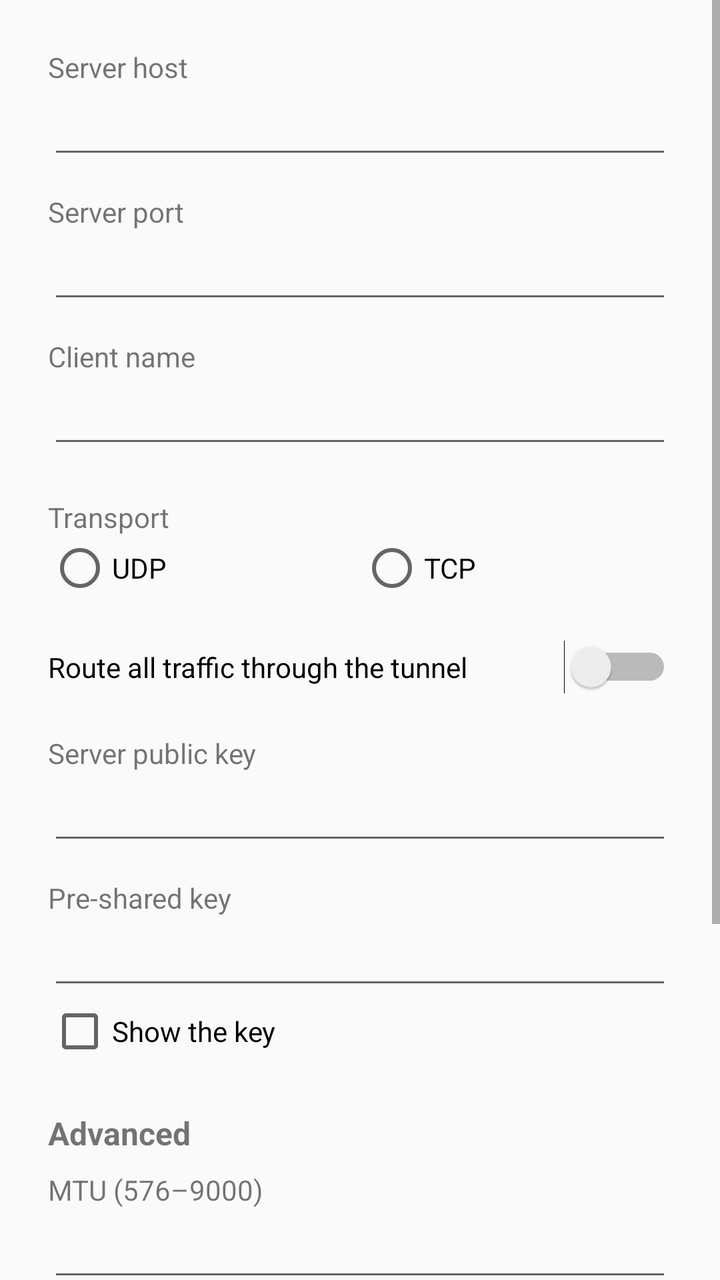
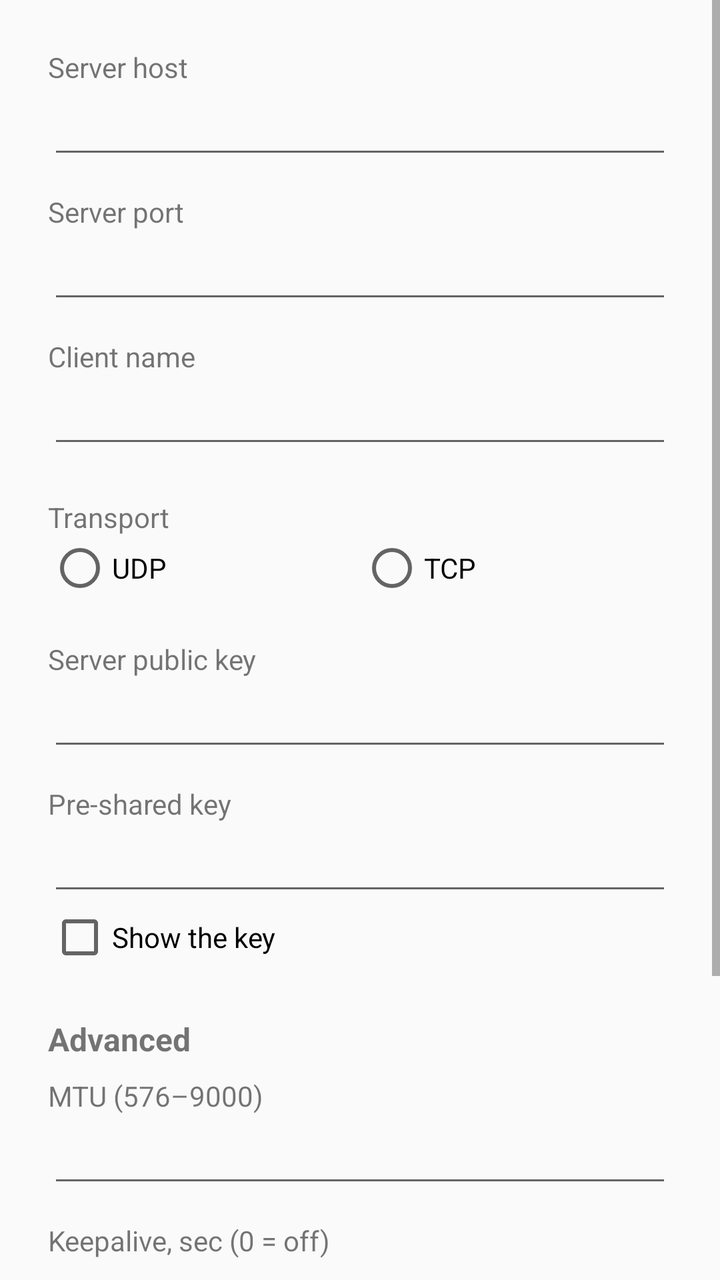

Screens rendered from an Android XML layout before and after an edit, with the pre-edit source and the edit as a unified diff.
<!-- AndroidManifest.xml: activity theme Theme.Camex -->
<!-- res/layout/activity_settings.xml -->
<?xml version="1.0" encoding="utf-8"?>
<ScrollView xmlns:android="http://schemas.android.com/apk/res/android"
    android:layout_width="match_parent"
    android:layout_height="match_parent">

    <LinearLayout
        android:layout_width="match_parent"
        android:layout_height="wrap_content"
        android:orientation="vertical"
        android:padding="24dp">

        
        <TextView
            android:id="@+id/text_link_note"
            android:layout_width="match_parent"
            android:layout_height="wrap_content"
            android:layout_marginBottom="12dp"
            android:textAppearance="?android:attr/textAppearanceSmall"
            android:visibility="gone" />

        <TextView
            android:layout_width="wrap_content"
            android:layout_height="wrap_content"
            android:layout_marginTop="0dp"
            android:labelFor="@id/input_server_host"
            android:text="@string/server_host"
            android:textAppearance="?android:attr/textAppearanceSmall" />

        <EditText
            android:id="@+id/input_server_host"
            android:layout_width="match_parent"
            android:layout_height="wrap_content"
            android:importantForAutofill="no"
            android:inputType="textUri"
            android:maxLines="1" />

        <TextView
            android:layout_width="wrap_content"
            android:layout_height="wrap_content"
            android:layout_marginTop="12dp"
            android:labelFor="@id/input_server_port"
            android:text="@string/server_port"
            android:textAppearance="?android:attr/textAppearanceSmall" />

        <EditText
            android:id="@+id/input_server_port"
            android:layout_width="match_parent"
            android:layout_height="wrap_content"
            android:importantForAutofill="no"
            android:inputType="number"
            android:maxLines="1" />

        <TextView
            android:layout_width="wrap_content"
            android:layout_height="wrap_content"
            android:layout_marginTop="12dp"
            android:labelFor="@id/input_name"
            android:text="@string/client_name"
            android:textAppearance="?android:attr/textAppearanceSmall" />

        <EditText
            android:id="@+id/input_name"
            android:layout_width="match_parent"
            android:layout_height="wrap_content"
            android:importantForAutofill="no"
            android:inputType="text"
            android:maxLines="1" />

        
        <TextView
            android:layout_width="wrap_content"
            android:layout_height="wrap_content"
            android:layout_marginTop="20dp"
            android:text="@string/transport"
            android:textAppearance="?android:attr/textAppearanceSmall" />

        <RadioGroup
            android:id="@+id/group_transport"
            android:layout_width="match_parent"
            android:layout_height="wrap_content"
            android:orientation="horizontal">

            <RadioButton
                android:id="@+id/btn_udp"
                android:layout_width="0dp"
                android:layout_height="wrap_content"
                android:layout_weight="1"
                android:text="@string/transport_udp" />

            <RadioButton
                android:id="@+id/btn_tcp"
                android:layout_width="0dp"
                android:layout_height="wrap_content"
                android:layout_weight="1"
                android:text="@string/transport_tcp" />
        </RadioGroup>

        <Switch
            android:id="@+id/switch_full_tunnel"
            android:layout_width="match_parent"
            android:layout_height="wrap_content"
            android:layout_marginTop="20dp"
            android:text="@string/full_tunnel" />

        
        <TextView
            android:layout_width="wrap_content"
            android:layout_height="wrap_content"
            android:layout_marginTop="20dp"
            android:labelFor="@id/input_server_pubkey"
            android:text="@string/server_pubkey"
            android:textAppearance="?android:attr/textAppearanceSmall" />

        <EditText
            android:id="@+id/input_server_pubkey"
            android:layout_width="match_parent"
            android:layout_height="wrap_content"
            android:importantForAutofill="no"
            android:inputType="text|textNoSuggestions"
            android:maxLines="1" />

        <TextView
            android:layout_width="wrap_content"
            android:layout_height="wrap_content"
            android:layout_marginTop="12dp"
            android:labelFor="@id/input_psk"
            android:text="@string/psk"
            android:textAppearance="?android:attr/textAppearanceSmall" />

        <EditText
            android:id="@+id/input_psk"
            android:layout_width="match_parent"
            android:layout_height="wrap_content"
            android:importantForAutofill="no"
            android:inputType="textPassword"
            android:maxLines="1" />

        <CheckBox
            android:id="@+id/check_show_psk"
            android:layout_width="wrap_content"
            android:layout_height="wrap_content"
            android:text="@string/show_psk" />

        
        <TextView
            android:layout_width="wrap_content"
            android:layout_height="wrap_content"
            android:layout_marginTop="24dp"
            android:text="@string/advanced"
            android:textSize="16sp"
            android:textStyle="bold" />

        <TextView
            android:layout_width="wrap_content"
            android:layout_height="wrap_content"
            android:layout_marginTop="8dp"
            android:labelFor="@id/input_mtu"
            android:text="@string/mtu"
            android:textAppearance="?android:attr/textAppearanceSmall" />

        <EditText
            android:id="@+id/input_mtu"
            android:layout_width="match_parent"
            android:layout_height="wrap_content"
            android:importantForAutofill="no"
            android:inputType="number"
            android:maxLines="1" />

        <TextView
            android:layout_width="wrap_content"
            android:layout_height="wrap_content"
            android:layout_marginTop="12dp"
            android:labelFor="@id/input_keepalive"
            android:text="@string/keepalive"
            android:textAppearance="?android:attr/textAppearanceSmall" />

        <EditText
            android:id="@+id/input_keepalive"
            android:layout_width="match_parent"
            android:layout_height="wrap_content"
            android:importantForAutofill="no"
            android:inputType="number"
            android:maxLines="1" />

        <TextView
            android:layout_width="wrap_content"
            android:layout_height="wrap_content"
            android:layout_marginTop="12dp"
            android:labelFor="@id/input_server_timeout"
            android:text="@string/server_timeout"
            android:textAppearance="?android:attr/textAppearanceSmall" />

        <EditText
            android:id="@+id/input_server_timeout"
            android:layout_width="match_parent"
            android:layout_height="wrap_content"
            android:importantForAutofill="no"
            android:inputType="number"
            android:maxLines="1" />

        <Button
            android:id="@+id/btn_save"
            android:layout_width="match_parent"
            android:layout_height="wrap_content"
            android:layout_marginTop="24dp"
            android:text="@string/save" />
    </LinearLayout>
</ScrollView>
<!-- resources referenced by this layout -->
<resources>
  <string name="advanced">Advanced</string>
  <string name="client_name">Client name</string>
  <string name="full_tunnel">Route all traffic through the tunnel</string>
  <string name="keepalive">Keepalive, sec (0 = off)</string>
  <string name="mtu">MTU (576–9000)</string>
  <string name="psk">Pre-shared key</string>
  <string name="save">Save</string>
  <string name="server_host">Server host</string>
  <string name="server_port">Server port</string>
  <string name="server_pubkey">Server public key</string>
  <string name="server_timeout">Server timeout, sec (5–3600)</string>
  <string name="show_psk">Show the key</string>
  <string name="transport">Transport</string>
  <string name="transport_tcp">TCP</string>
  <string name="transport_udp">UDP</string>
  <style name="Theme.Camex" parent="android:Theme.Material.Light.DarkActionBar" />
</resources>

<!-- the commit's change to res/layout/activity_settings.xml (unified diff, before → after) -->
@@ -95,13 +95,6 @@
                 android:text="@string/transport_tcp" />
         </RadioGroup>
 
-        <Switch
-            android:id="@+id/switch_full_tunnel"
-            android:layout_width="match_parent"
-            android:layout_height="wrap_content"
-            android:layout_marginTop="20dp"
-            android:text="@string/full_tunnel" />
-
         
         <TextView
             android:layout_width="wrap_content"
<!-- resource entries referenced after the edit -->
@@ -2,7 +2,6 @@
 <resources>
   <string name="advanced">Advanced</string>
   <string name="client_name">Client name</string>
-  <string name="full_tunnel">Route all traffic through the tunnel</string>
   <string name="keepalive">Keepalive, sec (0 = off)</string>
   <string name="mtu">MTU (576–9000)</string>
   <string name="psk">Pre-shared key</string>
